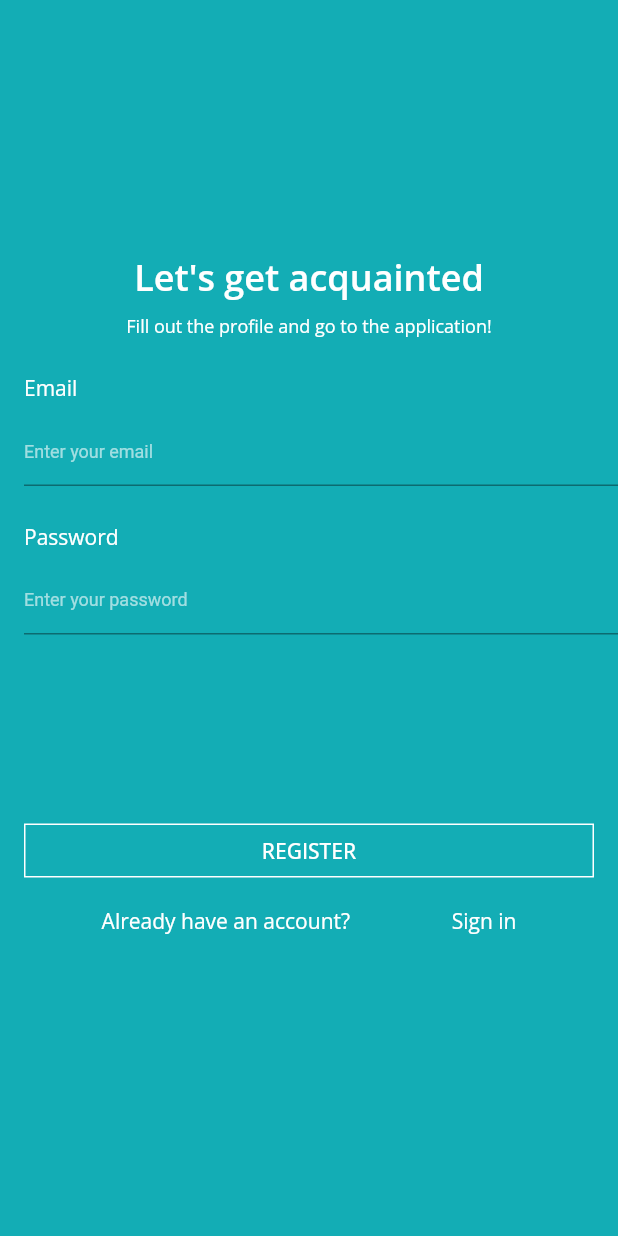
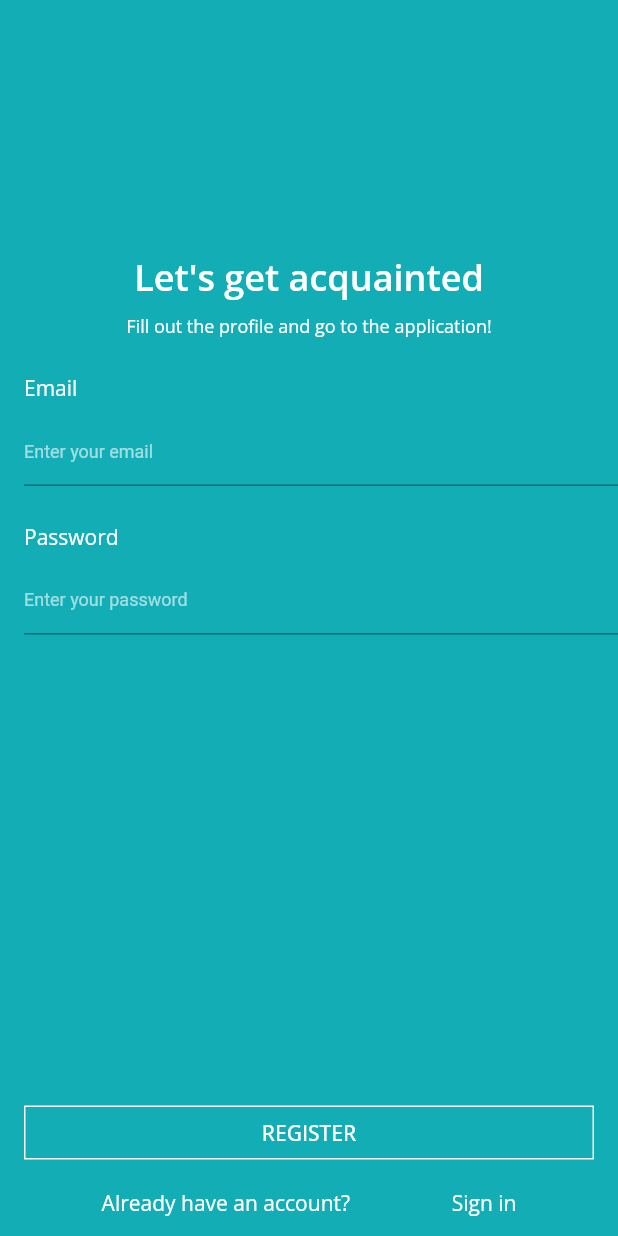
Before and after one commit to EugeneOrlov204/UniversityDesigner, a Flutter app: the screen it shows after launch, after a tap on "Sign up", on a phone screen of 412 x 824 dp. Run offline on Flutter 3.47's test engine with Material 2 defaults, Android fonts, the phone set to English and light mode, and no system bars; our stand-ins replace flutter_svg, google_fonts.

Commit message:
Fixed bug with responsive design

```diff
--- a/lib/sign_in.dart
+++ b/lib/sign_in.dart
@@ -61,6 +61,9 @@ class _SignInState extends State<SignIn> {
               ),
             ),
             _getPasswordField(),
+            Expanded(
+              child: Container()
+            ),
             Padding(
               padding: const EdgeInsets.only(left: 16, right: 16, top: 120),
               child: SizedBox(
--- a/lib/sign_up.dart
+++ b/lib/sign_up.dart
@@ -61,6 +61,9 @@ class _SignUpState extends State<SignUp> {
               ),
             ),
             _getPasswordField(),
+            Expanded(
+              child: Container()
+            ),
             Padding(
               padding: const EdgeInsets.only(left: 16, right: 16, top: 120),
               child: SizedBox(
```
